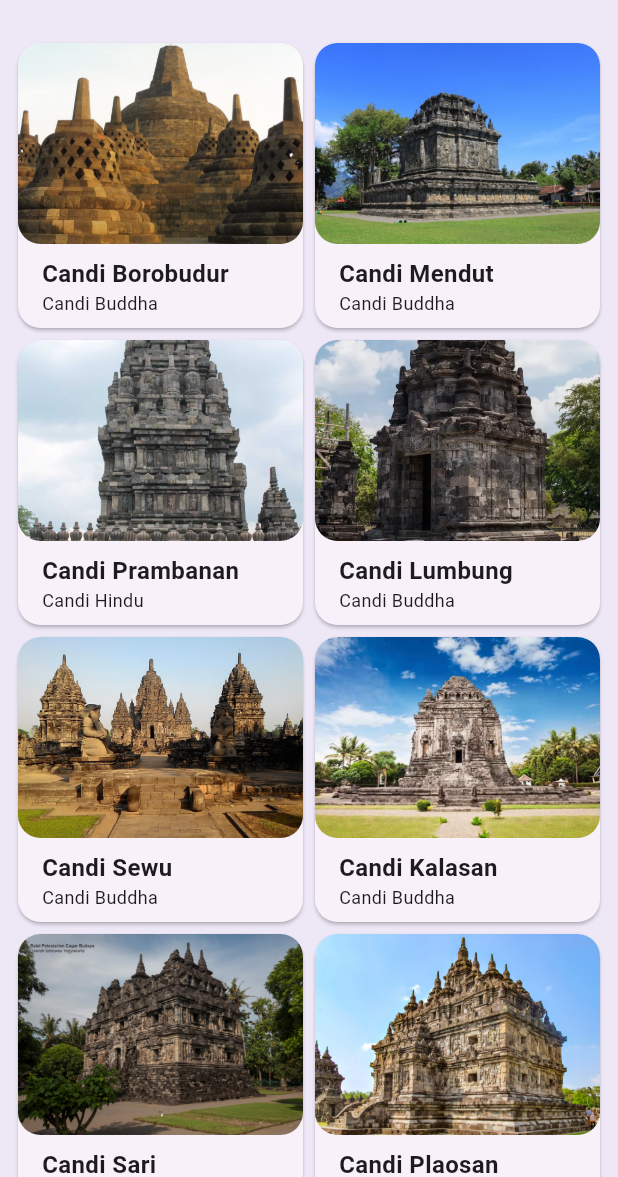
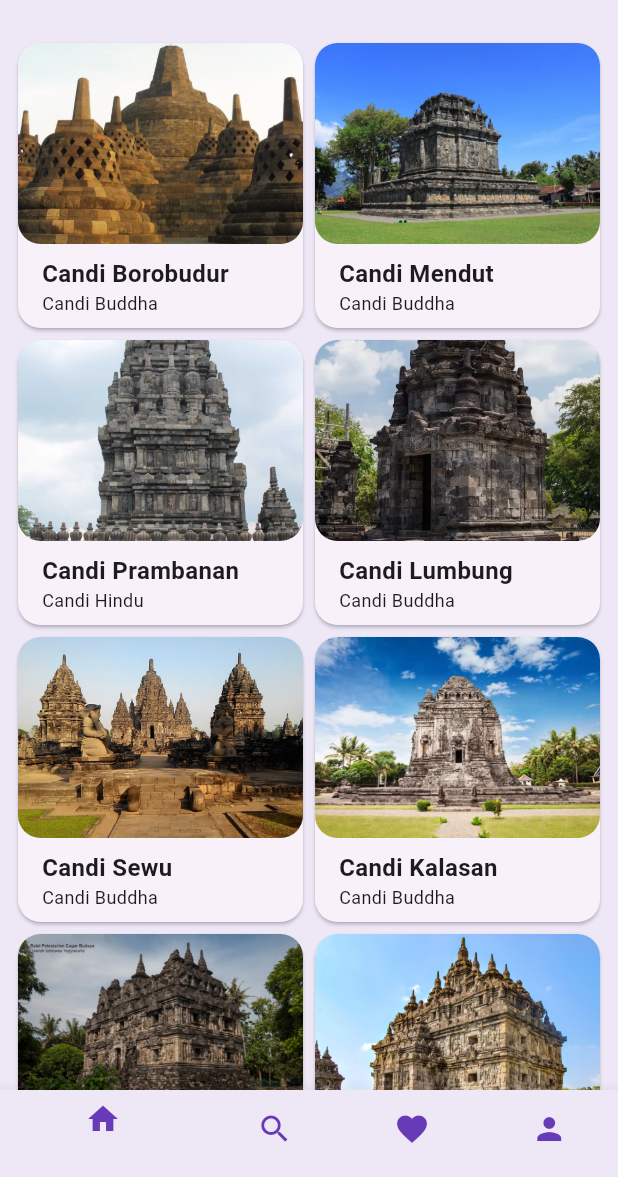
Before and after one commit to Mobile-Programming-MDP/materi-latihan-flutter-AdrianSuparto, a Flutter app: the screen it shows after launch, on a phone screen of 412 x 824 dp, the part 59-1236 px from its top. Run offline on Flutter 3.47's test engine with Material 2 defaults, Android fonts, the phone set to English and light mode, and no system bars; our stand-ins replace connectivity_plus.

Commit message:
bottom navigator

```diff
--- a/wisata_candi/lib/main.dart
+++ b/wisata_candi/lib/main.dart
@@ -1,6 +1,9 @@
 import 'package:flutter/material.dart';
+import 'package:wisata_candi/screens/favorite_screen.dart';
 import 'package:wisata_candi/screens/home_screen.dart';
+import 'package:wisata_candi/screens/profile_screen.dart';
 import 'package:wisata_candi/screens/search_screen.dart';
+// import 'package:wisata_candi/screens/search_screen.dart';
 // import 'package:wisata_candi/screens/SignInScreen.dart';
 //import 'package:wisata_candi/data/candi_data.dart';
 // import 'package:wisata_candi/screens/profile_screen.dart';
@@ -38,8 +41,65 @@ class MyApp extends StatelessWidget {
         // useMaterial3: true,
       ),
       // home: SignInScreen(),
-      home: HomeScreen(),
+      home: MainScreen(),
+      // home: HomeScreen(),
       //home: DetailScreen(candi: candiList[0]),
     );
   }
 }
+
+class MainScreen extends StatefulWidget {
+  const MainScreen({super.key});
+
+  @override
+  State<MainScreen> createState() => _MainScreenState();
+}
+
+class _MainScreenState extends State<MainScreen> {
+  //TODO 1 DEKLARASIKAN VARIABEL
+  int _currentIndex = 0;
+  final List<Widget> _children = [
+    HomeScreen(),
+    SearchScreen(),
+    FavoriteScreen(),
+    ProfileScreen(),
+  ];
+  @override
+  Widget build(BuildContext context) {
+    return Scaffold(
+      //TODO 2 PROPERTI BODY
+      body: _children[_currentIndex],
+      bottomNavigationBar: Theme(
+        data: Theme.of(context).copyWith(
+          canvasColor: Colors.deepPurple[50],
+        ),
+        child: BottomNavigationBar(
+          currentIndex: _currentIndex,
+          onTap: (index) {
+            setState(() {
+              _currentIndex = index;
+            });
+          },
+          items: [
+            const BottomNavigationBarItem(
+              icon: Icon(Icons.home, color: Colors.deepPurple),
+              label: 'Home',
+            ),
+            BottomNavigationBarItem(
+              icon: Icon(Icons.search, color: Colors.deepPurple),
+              label: 'Search',
+            ),
+            BottomNavigationBarItem(
+              icon: Icon(Icons.favorite, color: Colors.deepPurple),
+              label: 'Favorite',
+            ),
+            BottomNavigationBarItem(
+              icon: Icon(Icons.person, color: Colors.deepPurple),
+              label: 'Profile',
+            ),
+          ],
+        ),
+      ),
+    );
+  }
+}
--- /dev/null
+++ b/wisata_candi/lib/screens/favorite_screen.dart
@@ -0,0 +1,15 @@
+import 'package:flutter/material.dart';
+
+class FavoriteScreen extends StatefulWidget {
+  const FavoriteScreen({super.key});
+
+  @override
+  State<FavoriteScreen> createState() => _FavoriteScreenState();
+}
+
+class _FavoriteScreenState extends State<FavoriteScreen> {
+  @override
+  Widget build(BuildContext context) {
+    return const Placeholder();
+  }
+}
```
